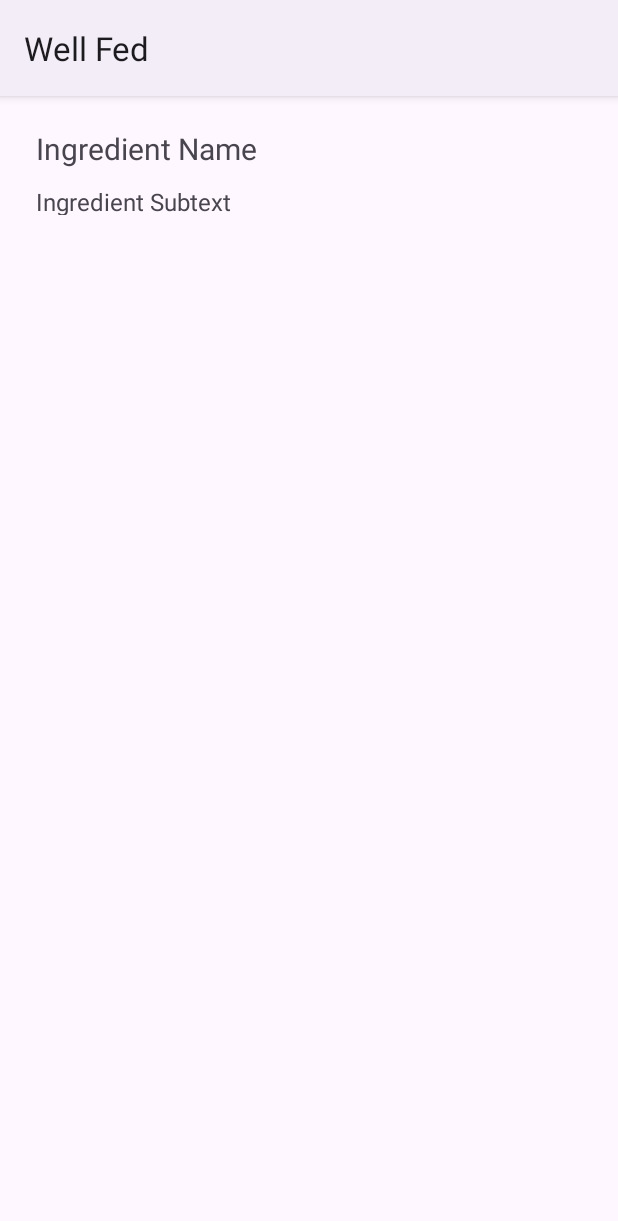
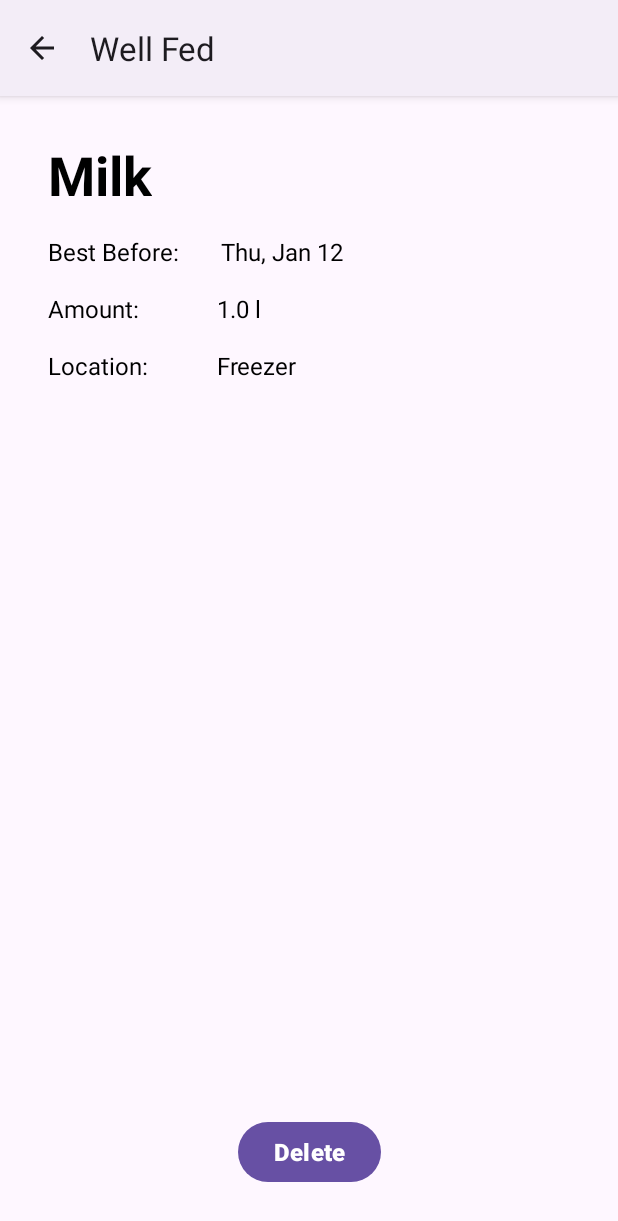
Before and after one commit to CMPUT301F22T02/well-fed, an Android app: the fragment IngredientStorageFragment shown on its own in the app's theme, after a tap on "Milk", on a phone screen of 412 x 824 dp. Shown: the top 1221 px of the screen. Run offline under Robolectric (Android 15) with nearby library versions, the phone set to English and light mode, and no system bars.

Commit message:
feature: Storage working

```diff
--- a/app/src/main/java/com/example/wellfed/ingredient/DeleteDialogFragment.java
+++ b/app/src/main/java/com/example/wellfed/ingredient/DeleteDialogFragment.java
@@ -13,7 +13,7 @@ import androidx.fragment.app.DialogFragment;
 import com.example.wellfed.R;
 
 public class DeleteDialogFragment extends DialogFragment {
-    private DeleteIngredient ingredient;
+    private final DeleteIngredient ingredient;
 
     public interface DeleteIngredient{
         public void delete();
--- a/app/src/main/java/com/example/wellfed/ingredient/IngredientActivity.java
+++ b/app/src/main/java/com/example/wellfed/ingredient/IngredientActivity.java
@@ -3,10 +3,15 @@ package com.example.wellfed.ingredient;
 import android.app.Activity;
 import android.content.Intent;
 import android.os.Bundle;
+import android.widget.Button;
+import android.widget.ImageButton;
+import android.widget.TextView;
 
 import com.example.wellfed.ActivityBase;
 import com.example.wellfed.R;
 import com.example.wellfed.common.OnDeleteListener;
+
+import java.util.Objects;
 
 public class IngredientActivity extends ActivityBase implements OnDeleteListener {
     private IngredientContract contract;
@@ -16,19 +21,42 @@ public class IngredientActivity extends ActivityBase implements OnDeleteListener
     @Override
     protected void onCreate(Bundle savedInstanceState) {
         super.onCreate(savedInstanceState);
-        setContentView(R.layout.ingredient_element_subtext);
+        setContentView(R.layout.ingredient_activity);
 
         Intent intent = getIntent();
         this.ingredient = (StorageIngredient) intent.getSerializableExtra("Ingredient");
-        this.contract = new IngredientContract();
-        this.controller = new IngredientController();
+
+        // Set ingredient name
+        TextView ingredientName = findViewById(R.id.ingredient_name);
+        ingredientName.setText(ingredient.getDescription());
+
+        // Set ingredient best before with id=ingredient_best_before_date_value
+        TextView ingredientBestBefore = findViewById(R.id.ingredient_best_before_date_value);
+        ingredientBestBefore.setText(ingredient.getBestBefore());
+
+        // Set ingredient quantity with id=ingredient_quantity_value
+        TextView ingredientQuantity = findViewById(R.id.ingredient_quantity_value);
+        ingredientQuantity.setText(ingredient.getAmountAndUnit());
+
+        // Set ingredient location with id=ingredient_location_value
+        TextView ingredientLocation = findViewById(R.id.ingredient_location_value);
+        ingredientLocation.setText(ingredient.getLocation());
+
+        // Enable back button in action bar
+        Objects.requireNonNull(getSupportActionBar()).setDisplayHomeAsUpEnabled(true);
+
+        // Set delete button
+        Button deleteButton = findViewById(R.id.ingredient_delete_button);
+        deleteButton.setOnClickListener(v -> {
+            delete();
+        });
     }
 
     @Override
     public void onBackPressed() {
         Intent returnIntent = new Intent();
         returnIntent.putExtra("Ingredient", ingredient);
-        returnIntent.putExtra("Reason", "Update");
+        returnIntent.putExtra("Reason", "BackPressed");
         setResult(Activity.RESULT_OK, returnIntent);
         finish();
     }
--- a/app/src/main/java/com/example/wellfed/ingredient/IngredientController.java
+++ b/app/src/main/java/com/example/wellfed/ingredient/IngredientController.java
@@ -3,7 +3,6 @@ package com.example.wellfed.ingredient;
 import java.util.ArrayList;
 
 public class IngredientController {
-    private static IngredientController instance;
     private ArrayList<StorageIngredient> ingredients;
     private IngredientAdapter ingredientAdapter;
 
--- a/app/src/main/java/com/example/wellfed/ingredient/StorageIngredient.java
+++ b/app/src/main/java/com/example/wellfed/ingredient/StorageIngredient.java
@@ -132,7 +132,17 @@ public class StorageIngredient extends Ingredient {
      * @return The best before date of the ingredient in the storage
      */
     public String getBestBefore() {
-        // Return the best before date of the ingredient as String
-        return bestBefore.toString();
+        String bestBeforeString = bestBefore.toString();
+        String[] bestBeforeSplit = bestBeforeString.split(" ");
+        return bestBeforeSplit[0] + ", " + bestBeforeSplit[1] + " " + bestBeforeSplit[2];
+    }
+
+    /**
+     * Combines the amount and unit of the ingredient in the storage.
+     *
+     * @return The amount and unit of the ingredient in the storage
+     */
+    public String getAmountAndUnit() {
+        return amount + " " + unit;
     }
 }
```
Also changed, not shown: app/src/main/res/layout/ingredient_activity.xml (+4 -18 lines).
